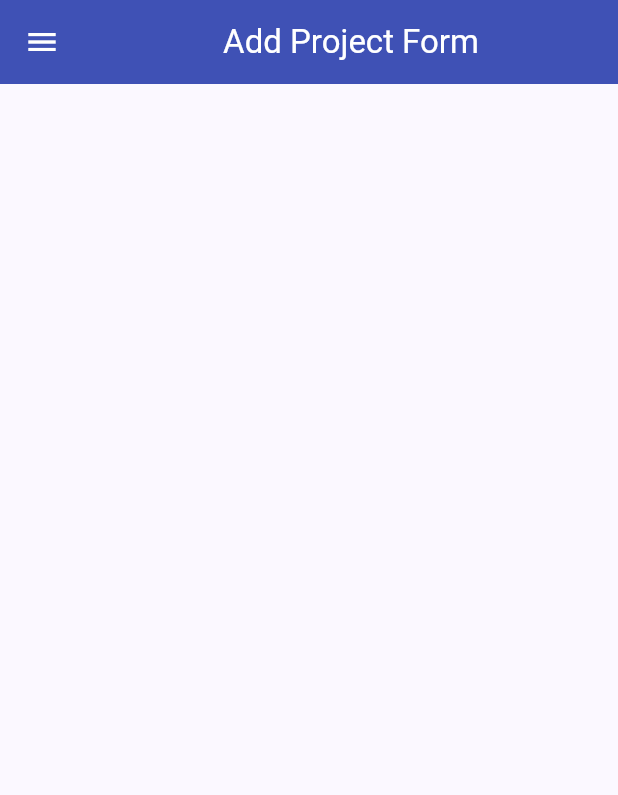
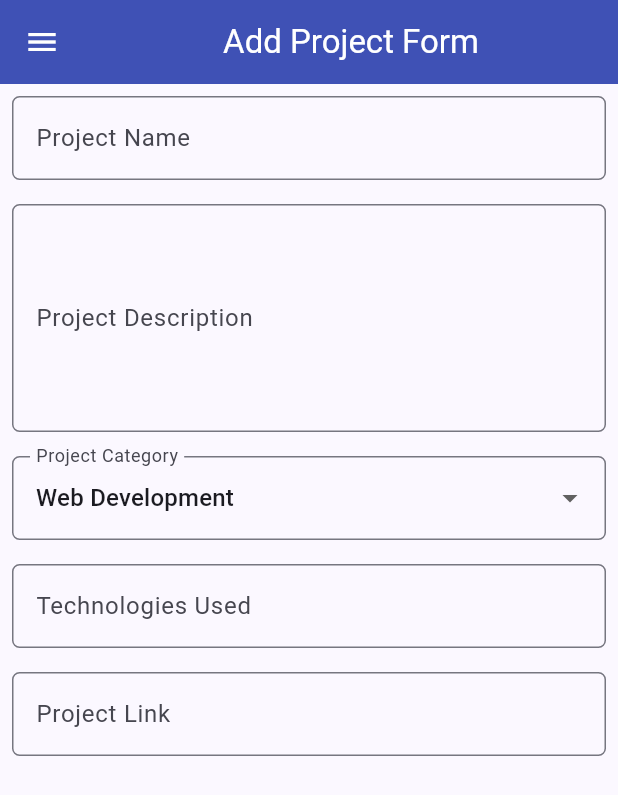
Before and after one commit to zuromu/myportofolio_mobile, a Flutter app: the ProjectFormPage screen opened directly, on a phone screen of 412 x 824 dp. Shown: the top 795 px of the screen. Run offline on Flutter 3.47's test engine with Material 3 defaults, Android fonts, the phone set to English and light mode, and no system bars; our stand-ins replace material_ui.

Commit message:
Add project form fields with validation

```diff
--- a/lib/project_form.dart
+++ b/lib/project_form.dart
@@ -10,6 +10,21 @@ class ProjectFormPage extends StatefulWidget {
 
 class _ProjectFormPageState extends State<ProjectFormPage> {
   final _formKey = GlobalKey<FormState>();
+
+  String _projectName = "";
+  String _description = "";
+  String _category = "Web Development"; // default
+  String _technologies = "";
+  String _projectLink = "";
+
+  final List<String> _categories = [
+    'Web Development',
+    'Mobile Development',
+    'Machine Learning',
+    'Data Science',
+    'Other',
+  ];
+
   @override
   Widget build(BuildContext context) {
     return Scaffold(
@@ -25,7 +40,126 @@ class _ProjectFormPageState extends State<ProjectFormPage> {
       drawer: const LeftDrawer(),
       body: Form(
         key: _formKey,
-        child: SingleChildScrollView(),
+        child: SingleChildScrollView(
+          child: Column(
+            crossAxisAlignment: CrossAxisAlignment.start,
+            children: [
+              // === Project Name ===
+              Padding(
+                padding: const EdgeInsets.all(8.0),
+                child: TextFormField(
+                  decoration: InputDecoration(
+                    hintText: "Project Name",
+                    labelText: "Project Name",
+                    border: OutlineInputBorder(
+                      borderRadius: BorderRadius.circular(5.0),
+                    ),
+                  ),
+                  onChanged: (String? value) {
+                    setState(() {
+                      _projectName = value!;
+                    });
+                  },
+                  validator: (String? value) {
+                    if (value == null || value.trim().isEmpty) {
+                      return "Enter a project name.";
+                    }
+                    return null;
+                  },
+                ),
+              ),
+
+              // === Description ===
+              Padding(
+                padding: const EdgeInsets.all(8.0),
+                child: TextFormField(
+                  maxLines: 5,
+                  decoration: InputDecoration(
+                    hintText: "Project Description",
+                    labelText: "Project Description",
+                    border: OutlineInputBorder(
+                      borderRadius: BorderRadius.circular(5.0),
+                    ),
+                  ),
+                  onChanged: (String? value) {
+                    setState(() {
+                      _description = value!;
+                    });
+                  },
+                  validator: (String? value) {
+                    if (value == null || value.trim().isEmpty) {
+                      return "Enter a project description.";
+                    }
+                    return null;
+                  },
+                ),
+              ),
+
+              // === Category ===
+              Padding(
+                padding: const EdgeInsets.all(8.0),
+                child: DropdownButtonFormField<String>(
+                  decoration: InputDecoration(
+                    labelText: "Project Category",
+                    border: OutlineInputBorder(
+                      borderRadius: BorderRadius.circular(5.0),
+                    ),
+                  ),
+                  initialValue: _category,
+                  items: _categories
+                      .map((category) => DropdownMenuItem(
+                            value: category,
+                            child: Text(category),
+                          ))
+                      .toList(),
+                  onChanged: (String? newValue) {
+                    setState(() {
+                      _category = newValue!;
+                    });
+                  },
+                ),
+              ),
+
+              // === Technologies ===
+              Padding(
+                padding: const EdgeInsets.all(8.0),
+                child: TextFormField(
+                  decoration: InputDecoration(
+                    hintText: "Example: Flutter, Django, Figma",
+                    labelText: "Technologies Used",
+                    border: OutlineInputBorder(
+                      borderRadius: BorderRadius.circular(5.0),
+                    ),
+                  ),
+                  onChanged: (String? value) {
+                    setState(() {
+                      _technologies = value!;
+                    });
+                  },
+                ),
+              ),
+
+              // === Project Link ===
+              Padding(
+                padding: const EdgeInsets.all(8.0),
+                child: TextFormField(
+                  decoration: InputDecoration(
+                    hintText: "Project URL (optional)",
+                    labelText: "Project Link",
+                    border: OutlineInputBorder(
+                      borderRadius: BorderRadius.circular(5.0),
+                    ),
+                  ),
+                  onChanged: (String? value) {
+                    setState(() {
+                      _projectLink = value!;
+                    });
+                  },
+                ),
+              ),
+            ],
+          ),
+        ),
       ),
     );
   }
```
